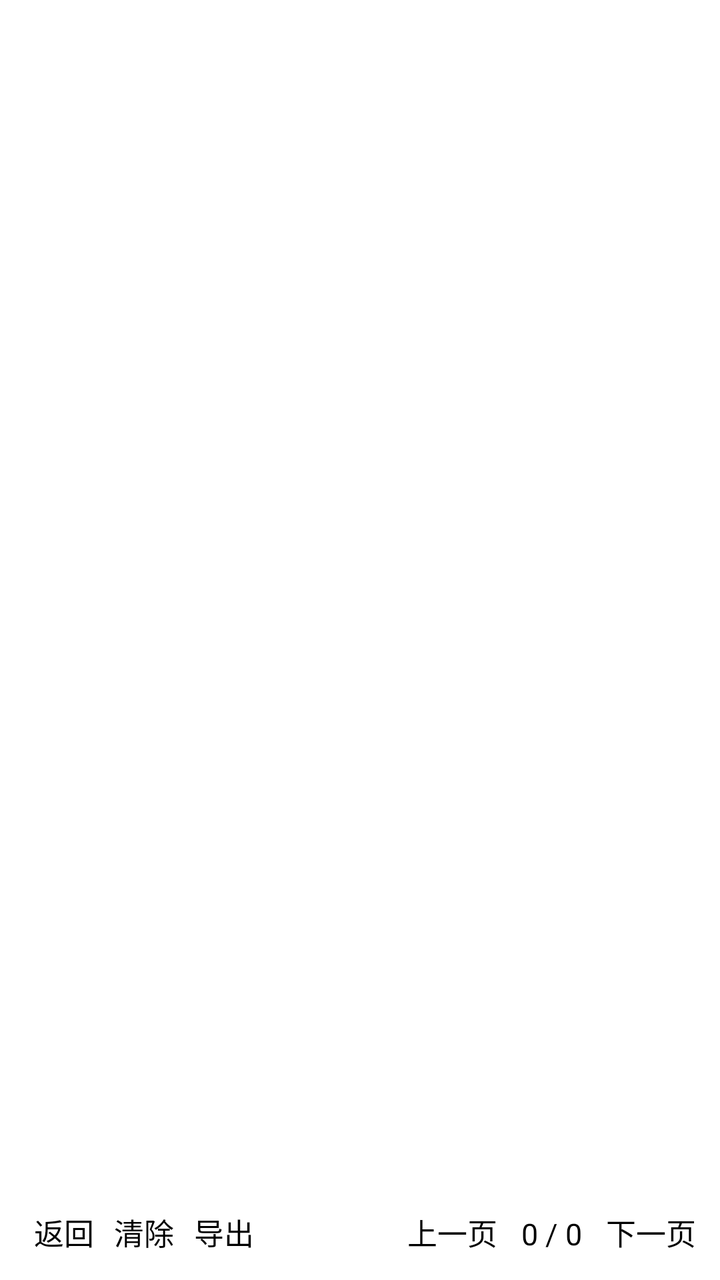
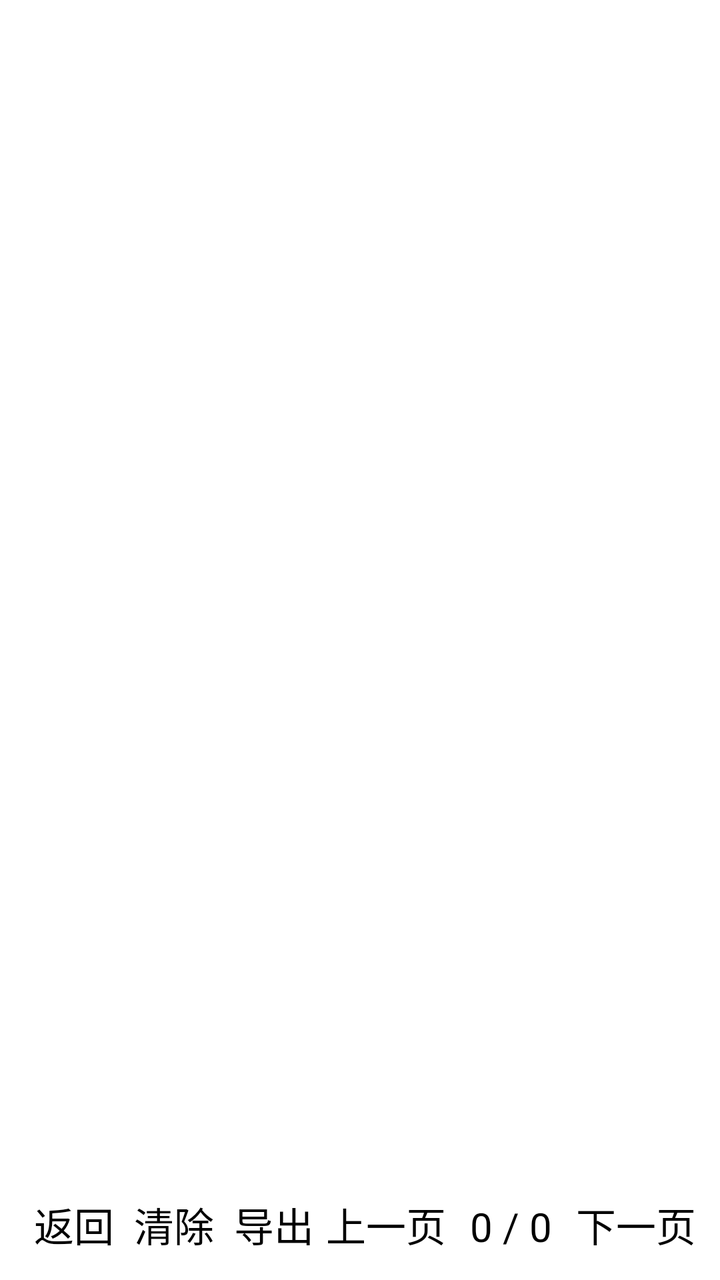

Compare the two renders of this Android layout. The source of the first and the diff that turns it into the second are given below.
<!-- AndroidManifest.xml: activity theme ThemeHistoryEink -->
<!-- res/layout/activity_history.xml -->
<?xml version="1.0" encoding="utf-8"?>
<LinearLayout xmlns:android="http://schemas.android.com/apk/res/android"
    android:layout_width="match_parent"
    android:layout_height="match_parent"
    android:orientation="vertical"
    android:background="#FFFFFF">






















    
    <GridView
        android:id="@+id/gv_history"
        android:layout_width="match_parent"
        android:layout_height="0dp"
        android:layout_weight="1"
        android:numColumns="3"
        android:verticalSpacing="2dp"
        android:horizontalSpacing="2dp"
        android:stretchMode="columnWidth"
        android:listSelector="@android:color/transparent"
        android:background="#FFFFFF"/>

    
    <LinearLayout
        android:layout_width="match_parent"
        android:layout_height="wrap_content"
        android:layout_marginTop="8dp"
        android:layout_marginBottom="8dp"
        android:paddingHorizontal="12dp"
        android:gravity="center_vertical"
        android:orientation="horizontal">





        
        <LinearLayout
            android:layout_width="0dp"
            android:layout_height="wrap_content"
            android:layout_weight="1"
            android:orientation="horizontal"
            android:gravity="start">

            <Button
                android:id="@+id/btn_back"
                android:layout_width="wrap_content"
                android:layout_height="wrap_content"
                android:text="返回"
                android:textSize="15sp"
                android:background="@null"
                android:layout_margin="5sp"
                android:textColor="#000000"/>


            <Button
                android:id="@+id/btn_clear_history"
                android:layout_width="wrap_content"
                android:layout_height="wrap_content"
                android:layout_marginStart="1dp"
                android:text="清除"
                android:textSize="15sp"
                android:background="@null"
                android:layout_margin="5sp"
                android:textColor="#000000"/>

            <Button
                android:id="@+id/btn_export_history"
                android:layout_width="wrap_content"
                android:layout_height="wrap_content"
                android:layout_marginStart="1dp"
                android:text="导出"
                android:textSize="15sp"
                android:background="@null"
                android:layout_margin="5sp"
                android:textColor="#000000"/>

        </LinearLayout>

        
        <LinearLayout
            android:layout_width="wrap_content"
            android:layout_height="wrap_content"
            android:orientation="horizontal"
            android:gravity="end">

            <Button
                android:id="@+id/btn_history_prev"
                android:layout_width="wrap_content"
                android:layout_height="wrap_content"
                android:text="上一页"
                android:textSize="15sp"
                android:background="@null"
                android:textColor="#000000"/>

            <TextView
                android:id="@+id/tv_history_page"
                android:layout_width="wrap_content"
                android:layout_height="wrap_content"
                android:layout_marginHorizontal="12dp"
                android:text="0 / 0"
                android:textSize="15sp"
                android:textColor="#000000"/>

            <Button
                android:id="@+id/btn_history_next"
                android:layout_width="wrap_content"
                android:layout_height="wrap_content"
                android:text="下一页"
                android:textSize="15sp"
                android:background="@null"
                android:textColor="#000000"/>
        </LinearLayout>

    </LinearLayout>

</LinearLayout>
<!-- resources referenced by this layout -->
<resources>
  <style name="ThemeHistoryEink" parent="@android:style/Theme.Light.NoTitleBar">
          
          <item name="android:windowBackground">@android:color/white</item>
          <item name="android:windowContentOverlay">@null</item>
          <item name="android:windowIsTranslucent">false</item>
          <item name="android:windowAnimationStyle">@null</item>
          <item name="android:windowEnterAnimation">@null</item>
          <item name="android:windowExitAnimation">@null</item>
          
          <item name="android:windowDisablePreview">true</item>
      </style>
</resources>

<!-- the commit's change to res/layout/activity_history.xml (unified diff, before → after) -->
@@ -4,27 +4,6 @@
     android:layout_height="match_parent"
     android:orientation="vertical"
     android:background="#FFFFFF">
-
-
-
-
-
-
-
-
-
-
-
-
-
-
-
-
-
-
-
-
-
 
     
     <GridView
@@ -36,6 +15,7 @@
         android:verticalSpacing="2dp"
         android:horizontalSpacing="2dp"
         android:stretchMode="columnWidth"
+        android:layout_marginTop="20dp"
         android:listSelector="@android:color/transparent"
         android:background="#FFFFFF"/>
 
@@ -66,7 +46,7 @@
                 android:layout_width="wrap_content"
                 android:layout_height="wrap_content"
                 android:text="返回"
-                android:textSize="15sp"
+                android:textSize="20sp"
                 android:background="@null"
                 android:layout_margin="5sp"
                 android:textColor="#000000"/>
@@ -78,7 +58,7 @@
                 android:layout_height="wrap_content"
                 android:layout_marginStart="1dp"
                 android:text="清除"
-                android:textSize="15sp"
+                android:textSize="20sp"
                 android:background="@null"
                 android:layout_margin="5sp"
                 android:textColor="#000000"/>
@@ -89,7 +69,7 @@
                 android:layout_height="wrap_content"
                 android:layout_marginStart="1dp"
                 android:text="导出"
-                android:textSize="15sp"
+                android:textSize="20sp"
                 android:background="@null"
                 android:layout_margin="5sp"
                 android:textColor="#000000"/>
@@ -108,8 +88,9 @@
                 android:layout_width="wrap_content"
                 android:layout_height="wrap_content"
                 android:text="上一页"
-                android:textSize="15sp"
+                android:textSize="20sp"
                 android:background="@null"
+                android:stateListAnimator="@null"
                 android:textColor="#000000"/>
 
             <TextView
@@ -118,7 +99,7 @@
                 android:layout_height="wrap_content"
                 android:layout_marginHorizontal="12dp"
                 android:text="0 / 0"
-                android:textSize="15sp"
+                android:textSize="20sp"
                 android:textColor="#000000"/>
 
             <Button
@@ -126,8 +107,9 @@
                 android:layout_width="wrap_content"
                 android:layout_height="wrap_content"
                 android:text="下一页"
-                android:textSize="15sp"
+                android:textSize="20sp"
                 android:background="@null"
+                android:stateListAnimator="@null"
                 android:textColor="#000000"/>
         </LinearLayout>
 
